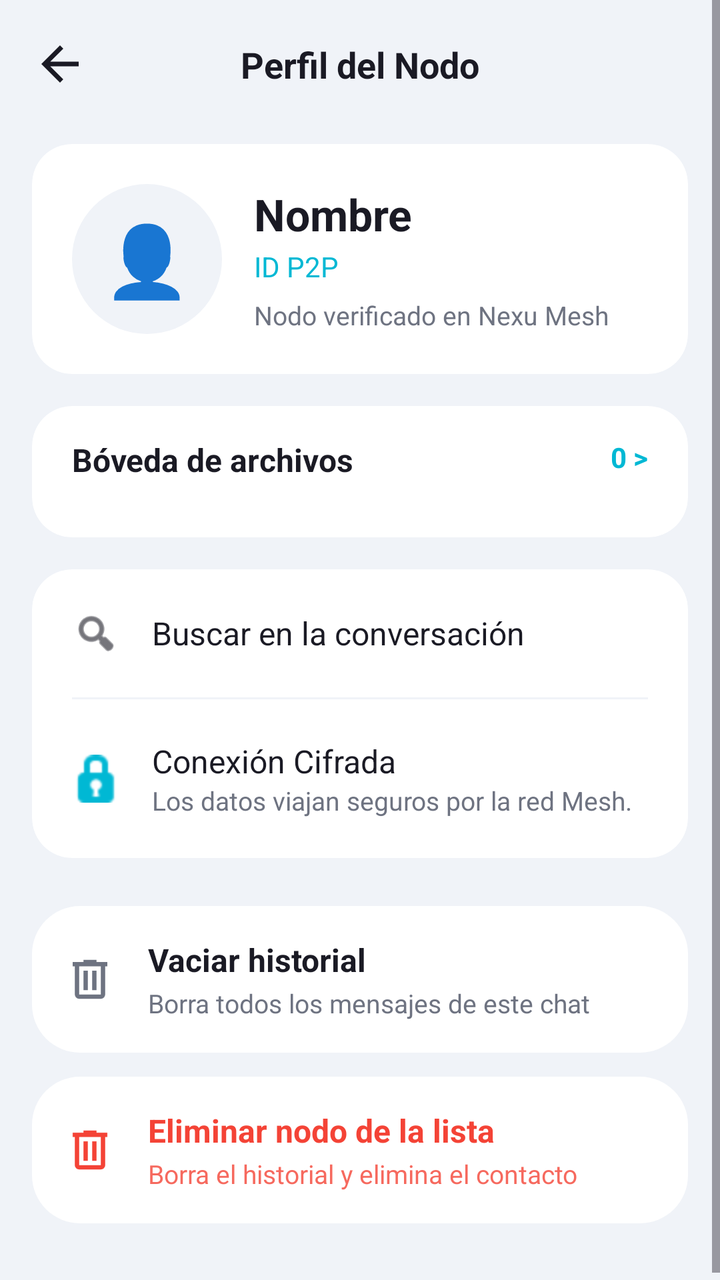
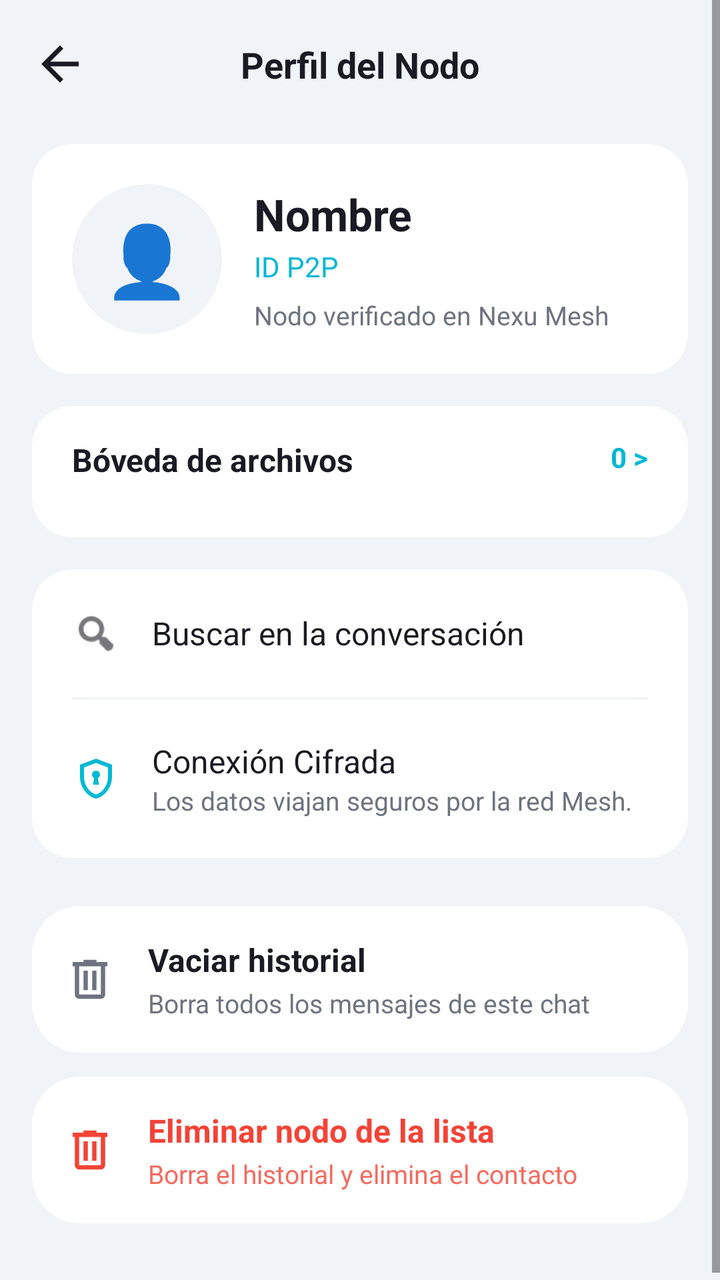

Before-and-after screenshots of an Android layout around one commit, followed by the original layout XML and the change that was made.
<!-- AndroidManifest.xml: application theme Theme.Nexu -->
<!-- res/layout/activity_contact_info.xml -->
<?xml version="1.0" encoding="utf-8"?>
<androidx.constraintlayout.widget.ConstraintLayout xmlns:android="http://schemas.android.com/apk/res/android"
    xmlns:app="http://schemas.android.com/apk/res-auto"
    android:layout_width="match_parent"
    android:layout_height="match_parent"
    android:background="@color/background_main">

    <ScrollView
        android:layout_width="match_parent"
        android:layout_height="match_parent"
        android:fillViewport="true">

        <LinearLayout
            android:layout_width="match_parent"
            android:layout_height="wrap_content"
            android:orientation="vertical"
            android:paddingBottom="32dp">

            <androidx.constraintlayout.widget.ConstraintLayout
                android:layout_width="match_parent"
                android:layout_height="64dp"
                android:paddingHorizontal="16dp">

                <ImageView
                    android:id="@+id/btnBack"
                    android:layout_width="28dp"
                    android:layout_height="28dp"
                    android:background="?attr/selectableItemBackgroundBorderless"
                    android:src="@drawable/ic_volver"
                    app:tint="@color/text_primary"
                    app:layout_constraintBottom_toBottomOf="parent"
                    app:layout_constraintStart_toStartOf="parent"
                    app:layout_constraintTop_toTopOf="parent" />

                <TextView
                    android:layout_width="wrap_content"
                    android:layout_height="wrap_content"
                    android:text="Perfil del Nodo"
                    android:textColor="@color/text_primary"
                    android:textSize="18sp"
                    android:textStyle="bold"
                    app:layout_constraintBottom_toBottomOf="parent"
                    app:layout_constraintEnd_toEndOf="parent"
                    app:layout_constraintStart_toStartOf="parent"
                    app:layout_constraintTop_toTopOf="parent" />

                <ImageView
                    android:id="@+id/btnMore"
                    android:layout_width="24dp"
                    android:layout_height="24dp"
                    android:src="@android:drawable/ic_menu_more"
                    app:tint="@color/text_primary"
                    android:visibility="gone"
                    app:layout_constraintBottom_toBottomOf="parent"
                    app:layout_constraintEnd_toEndOf="parent"
                    app:layout_constraintTop_toTopOf="parent" />
            </androidx.constraintlayout.widget.ConstraintLayout>

            <androidx.cardview.widget.CardView
                android:layout_width="match_parent"
                android:layout_height="wrap_content"
                android:layout_marginHorizontal="16dp"
                android:layout_marginTop="8dp"
                app:cardBackgroundColor="@color/surface_card"
                app:cardCornerRadius="20dp"
                app:cardElevation="0dp">

                <LinearLayout
                    android:layout_width="match_parent"
                    android:layout_height="wrap_content"
                    android:gravity="center_vertical"
                    android:orientation="horizontal"
                    android:padding="20dp">

                    <TextView
                        android:id="@+id/tvAvatarEmoji"
                        android:layout_width="75dp"
                        android:layout_height="75dp"
                        android:background="@drawable/circle_background"
                        android:backgroundTint="@color/background_main"
                        android:gravity="center"
                        android:text="👤"
                        android:textSize="35sp" />

                    <LinearLayout
                        android:layout_width="match_parent"
                        android:layout_height="wrap_content"
                        android:layout_marginStart="16dp"
                        android:orientation="vertical">

                        <TextView
                            android:id="@+id/tvContactName"
                            android:layout_width="wrap_content"
                            android:layout_height="wrap_content"
                            android:text="Nombre"
                            android:textColor="@color/text_primary"
                            android:textSize="22sp"
                            android:textStyle="bold" />

                        <TextView
                            android:id="@+id/tvContactId"
                            android:layout_width="wrap_content"
                            android:layout_height="wrap_content"
                            android:layout_marginTop="2dp"
                            android:text="ID P2P"
                            android:textColor="@color/primary_color"
                            android:textSize="14sp" />

                        <TextView
                            android:id="@+id/tvBio"
                            android:layout_width="wrap_content"
                            android:layout_height="wrap_content"
                            android:layout_marginTop="6dp"
                            android:text="Nodo verificado en Nexu Mesh"
                            android:textColor="@color/text_secondary"
                            android:textSize="13sp" />
                    </LinearLayout>
                </LinearLayout>
            </androidx.cardview.widget.CardView>

            <androidx.cardview.widget.CardView
                android:layout_width="match_parent"
                android:layout_height="wrap_content"
                android:layout_marginHorizontal="16dp"
                android:layout_marginTop="16dp"
                app:cardBackgroundColor="@color/surface_card"
                app:cardCornerRadius="20dp"
                app:cardElevation="0dp">

                <LinearLayout
                    android:layout_width="match_parent"
                    android:layout_height="wrap_content"
                    android:orientation="vertical"
                    android:paddingVertical="16dp">

                    <RelativeLayout
                        android:id="@+id/btnViewFiles"
                        android:layout_width="match_parent"
                        android:layout_height="wrap_content"
                        android:background="?attr/selectableItemBackground"
                        android:clickable="true"
                        android:focusable="true"
                        android:paddingHorizontal="20dp"
                        android:paddingBottom="12dp">

                        <TextView
                            android:layout_width="wrap_content"
                            android:layout_height="wrap_content"
                            android:text="Bóveda de archivos"
                            android:textColor="@color/text_primary"
                            android:textSize="16sp"
                            android:textStyle="bold" />

                        <TextView
                            android:id="@+id/tvFilesCount"
                            android:layout_width="wrap_content"
                            android:layout_height="wrap_content"
                            android:layout_alignParentEnd="true"
                            android:text="0 >"
                            android:textColor="@color/primary_color"
                            android:textSize="14sp"
                            android:textStyle="bold" />
                    </RelativeLayout>

                    <androidx.recyclerview.widget.RecyclerView
                        android:id="@+id/rvSharedFiles"
                        android:layout_width="match_parent"
                        android:layout_height="wrap_content"
                        android:clipToPadding="false"
                        android:paddingHorizontal="16dp"
                        android:orientation="horizontal"
                        app:layoutManager="androidx.recyclerview.widget.LinearLayoutManager" />
                </LinearLayout>
            </androidx.cardview.widget.CardView>

            <androidx.cardview.widget.CardView
                android:layout_width="match_parent"
                android:layout_height="wrap_content"
                android:layout_marginHorizontal="16dp"
                android:layout_marginTop="16dp"
                app:cardBackgroundColor="@color/surface_card"
                app:cardCornerRadius="20dp"
                app:cardElevation="0dp">

                <LinearLayout
                    android:layout_width="match_parent"
                    android:layout_height="wrap_content"
                    android:orientation="vertical">

                    <LinearLayout
                        android:id="@+id/btnSearch"
                        android:layout_width="match_parent"
                        android:layout_height="wrap_content"
                        android:background="?attr/selectableItemBackground"
                        android:clickable="true"
                        android:focusable="true"
                        android:gravity="center_vertical"
                        android:padding="20dp">

                        <ImageView
                            android:layout_width="24dp"
                            android:layout_height="24dp"
                            android:src="@android:drawable/ic_menu_search"
                            app:tint="@color/text_primary" />

                        <TextView
                            android:layout_width="wrap_content"
                            android:layout_height="wrap_content"
                            android:layout_marginStart="16dp"
                            android:text="Buscar en la conversación"
                            android:textColor="@color/text_primary"
                            android:textSize="16sp" />
                    </LinearLayout>

                    <View
                        android:layout_width="match_parent"
                        android:layout_height="1dp"
                        android:layout_marginHorizontal="20dp"
                        android:background="@color/background_main" />

                    <LinearLayout
                        android:layout_width="match_parent"
                        android:layout_height="wrap_content"
                        android:gravity="center_vertical"
                        android:padding="20dp">

                        <ImageView
                            android:layout_width="24dp"
                            android:layout_height="24dp"
                            android:src="@android:drawable/ic_secure"
                            app:tint="@color/primary_color" />

                        <LinearLayout
                            android:layout_width="wrap_content"
                            android:layout_height="wrap_content"
                            android:layout_marginStart="16dp"
                            android:orientation="vertical">
                            <TextView
                                android:layout_width="wrap_content"
                                android:layout_height="wrap_content"
                                android:text="Conexión Cifrada"
                                android:textColor="@color/text_primary"
                                android:textSize="16sp" />
                            <TextView
                                android:layout_width="wrap_content"
                                android:layout_height="wrap_content"
                                android:text="Los datos viajan seguros por la red Mesh."
                                android:textColor="@color/text_secondary"
                                android:textSize="13sp" />
                        </LinearLayout>
                    </LinearLayout>
                </LinearLayout>
            </androidx.cardview.widget.CardView>

            <LinearLayout
                android:id="@+id/btnEmptyChat"
                android:layout_width="match_parent"
                android:layout_height="wrap_content"
                android:layout_marginHorizontal="16dp"
                android:layout_marginTop="24dp"
                android:background="@drawable/button_rounded"
                android:backgroundTint="@color/surface_card"
                android:clickable="true"
                android:focusable="true"
                android:gravity="center_vertical"
                android:orientation="horizontal"
                android:padding="16dp">

                <ImageView
                    android:layout_width="26dp"
                    android:layout_height="26dp"
                    android:src="@drawable/ic_delete"
                    app:tint="@color/text_secondary" />

                <LinearLayout
                    android:layout_width="0dp"
                    android:layout_height="wrap_content"
                    android:layout_marginStart="16dp"
                    android:layout_weight="1"
                    android:orientation="vertical">

                    <TextView
                        android:layout_width="wrap_content"
                        android:layout_height="wrap_content"
                        android:text="Vaciar historial"
                        android:textColor="@color/text_primary"
                        android:textSize="16sp"
                        android:textStyle="bold" />

                    <TextView
                        android:layout_width="wrap_content"
                        android:layout_height="wrap_content"
                        android:layout_marginTop="2dp"
                        android:text="Borra todos los mensajes de este chat"
                        android:textColor="@color/text_secondary"
                        android:textSize="13sp" />
                </LinearLayout>
            </LinearLayout>

            <LinearLayout
                android:id="@+id/llDeleteChat"
                android:layout_width="match_parent"
                android:layout_height="wrap_content"
                android:layout_marginHorizontal="16dp"
                android:layout_marginTop="12dp"
                android:background="@drawable/button_rounded"
                android:backgroundTint="@color/surface_card"
                android:clickable="true"
                android:focusable="true"
                android:gravity="center_vertical"
                android:orientation="horizontal"
                android:padding="16dp">

                <ImageView
                    android:layout_width="26dp"
                    android:layout_height="26dp"
                    android:src="@drawable/ic_delete"
                    app:tint="#F44336" />

                <LinearLayout
                    android:layout_width="0dp"
                    android:layout_height="wrap_content"
                    android:layout_marginStart="16dp"
                    android:layout_weight="1"
                    android:orientation="vertical">

                    <TextView
                        android:layout_width="wrap_content"
                        android:layout_height="wrap_content"
                        android:text="Eliminar nodo de la lista"
                        android:textColor="#F44336"
                        android:textSize="16sp"
                        android:textStyle="bold" />

                    <TextView
                        android:layout_width="wrap_content"
                        android:layout_height="wrap_content"
                        android:layout_marginTop="2dp"
                        android:text="Borra el historial y elimina el contacto"
                        android:textColor="#F44336"
                        android:alpha="0.8"
                        android:textSize="13sp" />
                </LinearLayout>
            </LinearLayout>

        </LinearLayout>
    </ScrollView>
</androidx.constraintlayout.widget.ConstraintLayout>
<!-- resources referenced by this layout -->
<resources>
  <color name="background_main">#F0F3F8</color>
  <color name="primary_color">#00B8D4</color>
  <color name="surface_card">#FFFFFF</color>
  <color name="text_primary">#1A1A24</color>
  <color name="text_secondary">#6E7381</color>
  <!-- drawable button_rounded (drawable) -->
  <?xml version="1.0" encoding="utf-8"?>
  <shape xmlns:android="http://schemas.android.com/apk/res/android"
      android:shape="rectangle">
      <corners android:radius="24dp" />
      <solid android:color="@color/button_bg" />
  </shape>
  <!-- drawable circle_background (drawable) -->
  <?xml version="1.0" encoding="utf-8"?>
  <shape xmlns:android="http://schemas.android.com/apk/res/android"
      android:shape="oval">
      <solid android:color="#FFFFFF" />
  </shape>
  <!-- drawable ic_delete (drawable) -->
  <vector xmlns:android="http://schemas.android.com/apk/res/android" android:width="24dp" android:height="24dp" android:viewportWidth="960" android:viewportHeight="960" android:tint="?attr/colorControlNormal">
      <path android:fillColor="@android:color/white" android:pathData="M280,840Q247,840 223.5,816.5Q200,793 200,760L200,240L160,240L160,160L360,160L360,120L600,120L600,160L800,160L800,240L760,240L760,760Q760,793 736.5,816.5Q713,840 680,840L280,840ZM680,240L280,240L280,760Q280,760 280,760Q280,760 280,760L680,760Q680,760 680,760Q680,760 680,760L680,240ZM360,680L440,680L440,320L360,320L360,680ZM520,680L600,680L600,320L520,320L520,680ZM280,240L280,240L280,760Q280,760 280,760Q280,760 280,760L280,760Q280,760 280,760Q280,760 280,760L280,240Z"/>
  </vector>
  <!-- drawable ic_volver (drawable) -->
  <vector xmlns:android="http://schemas.android.com/apk/res/android"
      android:width="24dp"
      android:height="24dp"
      android:viewportWidth="24"
      android:viewportHeight="24"
      android:tint="#FFFFFF">
      <path
          android:fillColor="@android:color/white"
          android:pathData="M20,11H7.83l5.59,-5.59L12,4l-8,8 8,8 1.41,-1.41L7.83,13H20v-2z"/>
  </vector>
  <style name="Theme.Nexu" parent="Base.Theme.Nexu" />
  <color name="button_bg">#00B8D4</color>
  <style name="Base.Theme.Nexu" parent="Theme.Material3.DayNight.NoActionBar">
      </style>
</resources>

<!-- the commit's change to res/layout/activity_contact_info.xml (unified diff, before → after) -->
@@ -227,7 +227,7 @@
                         <ImageView
                             android:layout_width="24dp"
                             android:layout_height="24dp"
-                            android:src="@android:drawable/ic_secure"
+                            android:src="@drawable/ic_encrypted"
                             app:tint="@color/primary_color" />
 
                         <LinearLayout
<!-- resource entries referenced after the edit -->
@@ -22,6 +22,10 @@
   <vector xmlns:android="http://schemas.android.com/apk/res/android" android:width="24dp" android:height="24dp" android:viewportWidth="960" android:viewportHeight="960" android:tint="?attr/colorControlNormal">
       <path android:fillColor="@android:color/white" android:pathData="M280,840Q247,840 223.5,816.5Q200,793 200,760L200,240L160,240L160,160L360,160L360,120L600,120L600,160L800,160L800,240L760,240L760,760Q760,793 736.5,816.5Q713,840 680,840L280,840ZM680,240L280,240L280,760Q280,760 280,760Q280,760 280,760L680,760Q680,760 680,760Q680,760 680,760L680,240ZM360,680L440,680L440,320L360,320L360,680ZM520,680L600,680L600,320L520,320L520,680ZM280,240L280,240L280,760Q280,760 280,760Q280,760 280,760L280,760Q280,760 280,760Q280,760 280,760L280,240Z"/>
   </vector>
+  <!-- drawable ic_encrypted (drawable) -->
+  <vector xmlns:android="http://schemas.android.com/apk/res/android" android:width="24dp" android:height="24dp" android:viewportWidth="960" android:viewportHeight="960" android:tint="?attr/colorControlNormal">
+      <path android:fillColor="@android:color/white" android:pathData="M420,600L540,600L517,471Q537,461 548.5,442Q560,423 560,400Q560,367 536.5,343.5Q513,320 480,320Q447,320 423.5,343.5Q400,367 400,400Q400,423 411.5,442Q423,461 443,471L420,600ZM480,880Q341,845 250.5,720.5Q160,596 160,444L160,200L480,80L800,200L800,444Q800,596 709.5,720.5Q619,845 480,880ZM480,796Q584,763 652,664Q720,565 720,444L720,255L480,165L240,255L240,444Q240,565 308,664Q376,763 480,796ZM480,480Q480,480 480,480Q480,480 480,480L480,480L480,480L480,480L480,480Q480,480 480,480Q480,480 480,480Z"/>
+  </vector>
   <!-- drawable ic_volver (drawable) -->
   <vector xmlns:android="http://schemas.android.com/apk/res/android"
       android:width="24dp"
